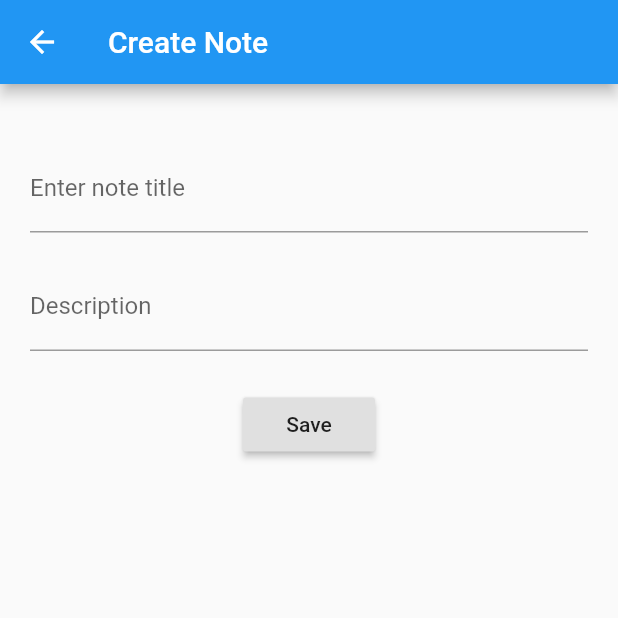
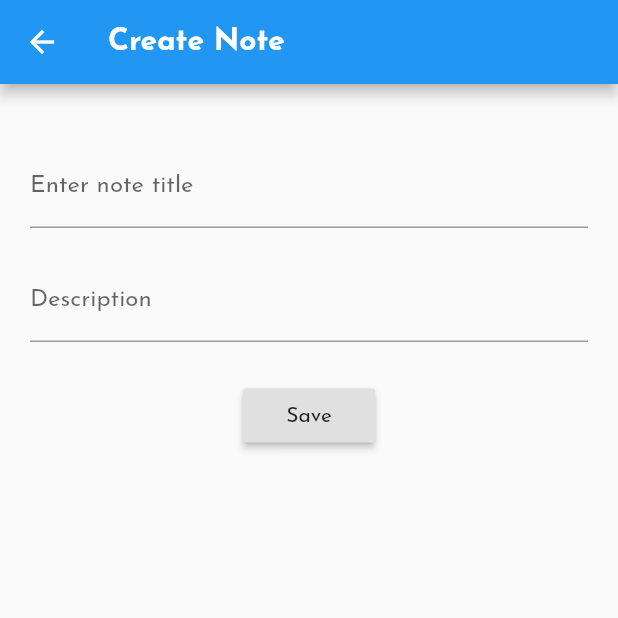
Before and after one commit to Datto27/safe_note, a Flutter app: the screen it shows after launch, after a tap on the "add" icon, on a phone screen of 412 x 824 dp, the top half of it. Run offline on Flutter 3.47's test engine with Material 2 defaults, Android fonts, the phone set to English and light mode, and no system bars; our stand-ins replace sqflite; accounts and stored records are empty.

Commit message:
added fonts/theme and provider for theme

```diff
--- a/lib/db/notes_helper.dart
+++ b/lib/db/db_helper.dart
@@ -98,7 +98,7 @@ class DatabaseHelper {
     return await db.insert("user", user.convertJson());
   }
   Future<int> updateUser(User user) async {
-    print("(helper)updated user: ${user.id} ${user.username}");
+    // print("(helper)updated user: ${user.id} ${user.username}");
     Database db = await instance.database;
     return await db.update(
       "user",
--- a/lib/main.dart
+++ b/lib/main.dart
@@ -1,4 +1,6 @@
 import 'package:flutter/material.dart';
+import 'package:provider/provider.dart';
+import 'package:safe_note/providers/theme.dart';
 import './screens/home.dart';
 import './screens/note_details.dart';
 import './screens/profile_form.dart';
@@ -6,7 +8,14 @@ import './screens/profile_settings.dart';
 import './screens/auth_form.dart';
 
 void main() {
-  runApp(const MyApp());
+  runApp(
+    MultiProvider(
+      providers: [
+        ChangeNotifierProvider.value(value: ThemeProvider()),
+      ],
+      child: const MyApp(),
+    )
+  );
 }
 
 class MyApp extends StatelessWidget {
@@ -14,11 +23,16 @@ class MyApp extends StatelessWidget {
 
   @override
   Widget build(BuildContext context) {
+    final themeProvider = Provider.of<ThemeProvider>(context);
+
     return MaterialApp(
       debugShowCheckedModeBanner: false,
       title: 'Flutter Demo',
       theme: ThemeData(
+        fontFamily: "Josefin",
+        brightness: themeProvider.isDark ? Brightness.dark:Brightness.light,  // changes whole theme
         primarySwatch: Colors.blue,
+        primaryColorDark: Colors.grey[900],
       ),
       home: AutheticationForm(),
       initialRoute: "/",
--- a/lib/navigations/drawer_nav.dart
+++ b/lib/navigations/drawer_nav.dart
@@ -6,7 +6,8 @@ class AppDrawer extends StatelessWidget {
 
   @override
   Widget build(BuildContext context) {
-    return Drawer(
+    return SafeArea(
+      child: Drawer(
         child: Column(
           children: [
             Container(
@@ -36,6 +37,7 @@ class AppDrawer extends StatelessWidget {
             const Divider(),
           ],
         ),
+      ),
     );
   }
 }
--- /dev/null
+++ b/lib/providers/theme.dart
@@ -0,0 +1,14 @@
+import 'package:flutter/foundation.dart';
+
+
+class ThemeProvider with ChangeNotifier {
+  bool _darkTheme = false;
+  get isDark {
+    return _darkTheme;
+  }
+  void changeTheme() {
+    _darkTheme = !_darkTheme;
+    print("provider: theme --> ${_darkTheme}");
+    notifyListeners();
+  }
+}
--- a/lib/screens/auth_form.dart
+++ b/lib/screens/auth_form.dart
@@ -1,5 +1,5 @@
 import 'package:flutter/material.dart';
-import '../db/notes_helper.dart';
+import '../db/db_helper.dart';
 
 
 class AutheticationForm extends StatefulWidget {
--- a/lib/screens/home.dart
+++ b/lib/screens/home.dart
@@ -1,5 +1,5 @@
 import 'package:flutter/material.dart';
-import '../db/notes_helper.dart';
+import '../db/db_helper.dart';
 import '../models/note.dart';
 import '../navigations/drawer_nav.dart';
 
@@ -21,7 +21,9 @@ class _HomeScreenState extends State<HomeScreen> {
     // DatabaseHelper.instance.deleteDatabase();
 
     return Scaffold(
-      appBar: AppBar(title: Text("Home"),),
+      appBar: AppBar(
+        title: Text("Home", style: TextStyle(fontWeight: FontWeight.bold),),
+      ),
       drawer: AppDrawer(),
       body: Padding(
         padding: EdgeInsets.all(20),
--- a/lib/screens/note_details.dart
+++ b/lib/screens/note_details.dart
@@ -1,5 +1,5 @@
 import 'package:flutter/material.dart';
-import '../db/notes_helper.dart';
+import '../db/db_helper.dart';
 import '../models/note.dart';
 
 
@@ -27,7 +27,7 @@ class _NoteDetailsState extends State<NoteDetails> {
 
     return Scaffold(
       appBar: AppBar(
-        title: Text(routeArgs['title']),
+        title: Text(routeArgs['title'], style: TextStyle(fontWeight: FontWeight.bold),),
       ),
       body: Padding(
         padding: const EdgeInsets.all(20),
--- a/lib/screens/profile_form.dart
+++ b/lib/screens/profile_form.dart
@@ -1,5 +1,5 @@
 import 'package:flutter/material.dart';
-import '../db/notes_helper.dart';
+import '../db/db_helper.dart';
 import '../models/user.dart';
 import './profile_settings.dart';
 
@@ -42,7 +42,9 @@ class PersonalInfoScreen extends StatelessWidget {
     print(routeArgs.userInfo);
 
     return Scaffold(
-      appBar: AppBar(title: Text("Profile Register"),),
+      appBar: AppBar(
+        title: Text("Profile Register", style: TextStyle(fontWeight: FontWeight.bold),),
+      ),
       body: Padding(
         padding: const EdgeInsets.all(20),
         child: SingleChildScrollView(
```
Also changed, not shown: lib/screens/profile_settings.dart (+12 -9 lines), pubspec.yaml (+8 -6 lines), assets/fonts/JosefinSans-Bold.ttf (added), assets/fonts/JosefinSans-Regular.ttf (added), assets/images/safe.png (added), pubspec.lock, 1 other file. Lines whose indentation alone changed are shown as unchanged.
